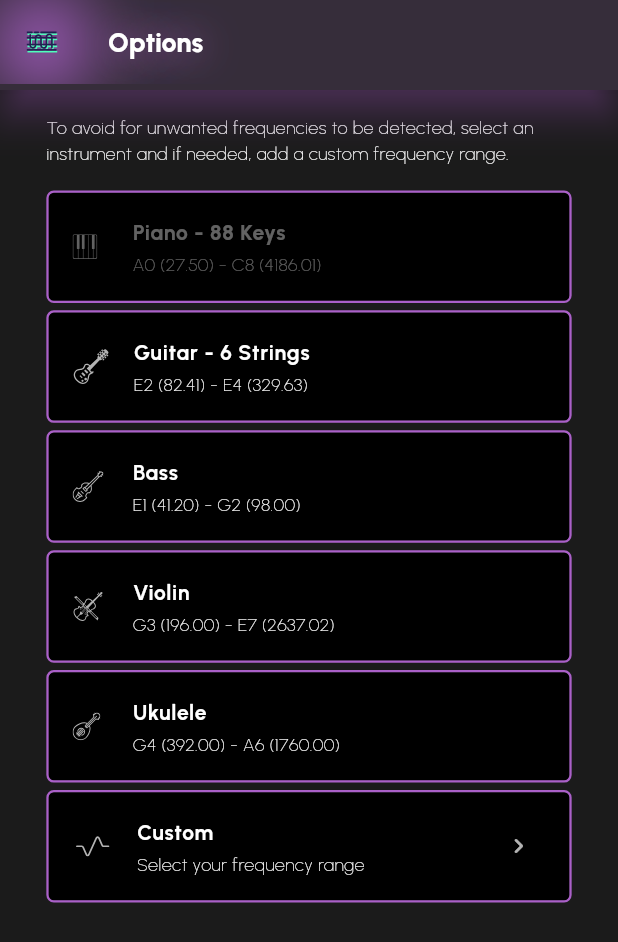
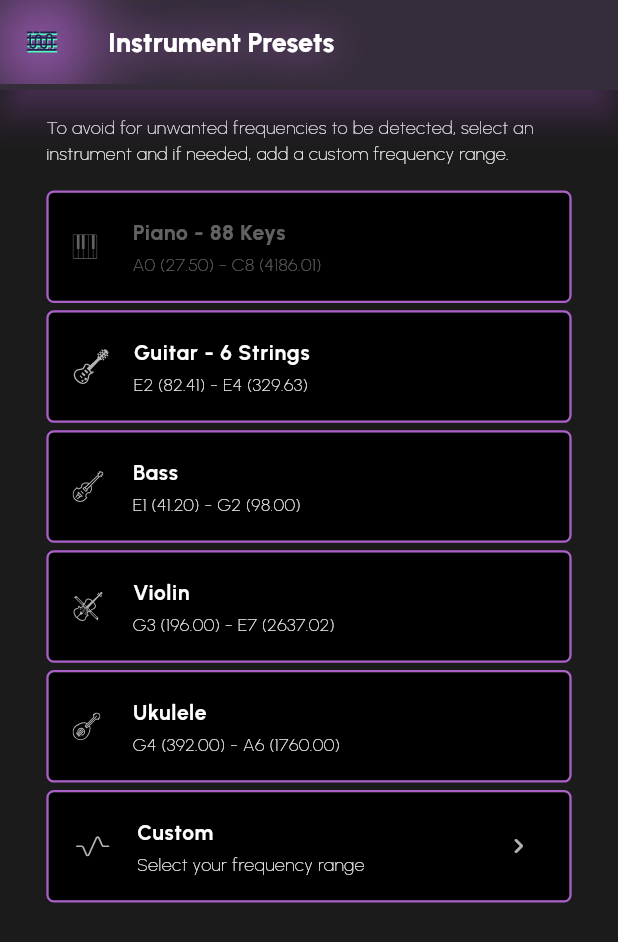
Before and after one commit to mattiolichiara/pitch_trainer, a Flutter app: the SamplingType screen opened directly, on a phone screen of 412 x 824 dp. Shown: the top 942 px of the screen. Run offline on Flutter 3.47's test engine with Material 3 defaults, Android fonts, the phone set to English and light mode, and no system bars; our stand-ins replace flutter_bloc, flutter_localization, flutter_svg, fluttertoast, permission_handler and 2 more; missing offline and left inert: dart:ffi, flutter_audio_waveforms, flutter_pitch_detection, jumping_dot, linear_progress_bar; accounts and stored records are empty.

Commit message:
+Title Update

```diff
--- a/lib/general/utils/languages.dart
+++ b/lib/general/utils/languages.dart
@@ -4,7 +4,7 @@ mixin Languages {
   static const String selectTheme = "selectTheme";
   static const String languages = "languages";
   static const String samplingTypeSubtitle = "samplingTypeSubtitle";
-  static const String options = "options";
+  static const String instrumentPresets = "instrumentPresets";
   static const String permissionsWarning = "permissionsWarning";
   static const String piano = "piano";
   static const String guitar = "guitar";
@@ -46,7 +46,7 @@ mixin Languages {
     selectTheme: "Themes",
     languages: "Language",
     samplingTypeSubtitle: "To avoid for unwanted frequencies to be detected, select an instrument and if needed, add a custom frequency range.",
-    options: "Options",
+    instrumentPresets: "Instrument Presets",
     permissionsWarning: "Allow Microphone Access To Use The App",
     piano : "Piano - 88 Keys",
     guitar : "Guitar - 6 Strings",
@@ -89,7 +89,7 @@ mixin Languages {
     selectTheme: "Temi",
     languages: "Lingua",
     samplingTypeSubtitle: "Per evitare che vengano rilevate frequenze indesiderate, puo' essere selezionato uno strumento, se necessario puo' essere aggiunto un range di frequenze personalizzato.",
-    options: "Opzioni",
+    instrumentPresets: "Preset Strumento",
     permissionsWarning: "Attivare i Permessi del Microfono",
     piano : "Pianoforte - 88 Tasti",
     guitar : "Chitarra - 6 Corde",
--- a/lib/sampling/view/sampling_type.dart
+++ b/lib/sampling/view/sampling_type.dart
@@ -400,7 +400,7 @@ class _SamplingType extends State<SamplingType> {
       },
       child: Scaffold(
         appBar: HomeAppBar(
-          title: /*Pitch Trainer - */'${Languages.options.getString(context)}',
+          title: /*Pitch Trainer - */'${Languages.instrumentPresets.getString(context)}',
           action1: Container(),
           action2: Container(),
           action3: Container(),
```
